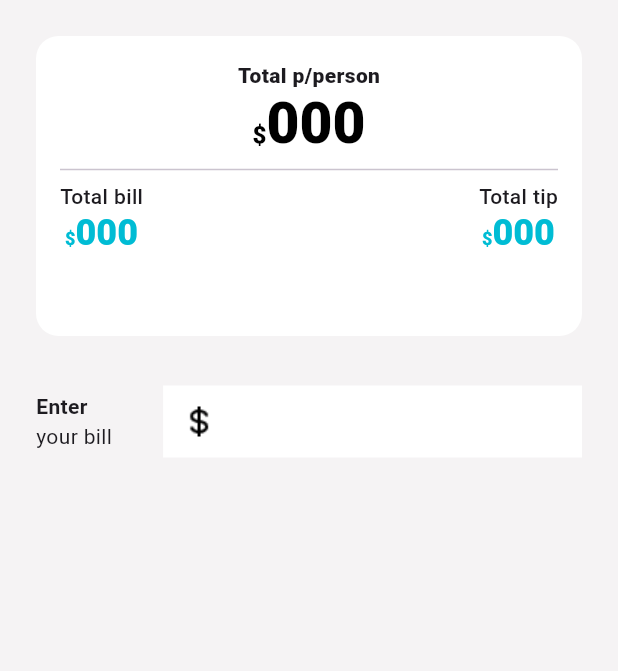
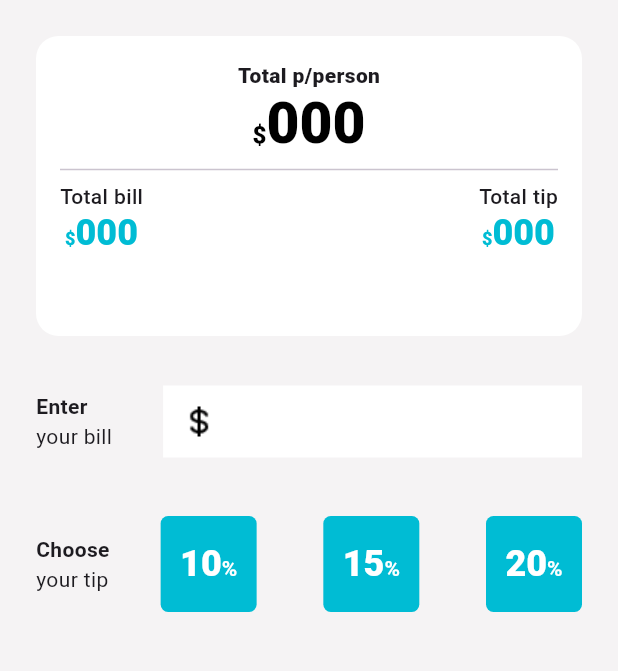
Before and after one commit to PutTheTrust/tip_calculator, a Flutter app: the screen it shows after launch, on a phone screen of 412 x 824 dp, the part 123-794 px from its top. Run offline on Flutter 3.47's test engine with Material 2 defaults, Android fonts, the phone set to English and light mode, and no system bars.

Commit message:
update: add base tip section

```diff
--- a/lib/constants/strings.dart
+++ b/lib/constants/strings.dart
@@ -15,4 +15,8 @@ class Strings {
 
   static String split = "Split";
   static String theTotal = "the total";
+
+  static String tenPercent = "10";
+  static String fifteenPercent = "15";
+  static String twentyPercent = "20";
 }
--- a/lib/screens/home_screen.dart
+++ b/lib/screens/home_screen.dart
@@ -2,6 +2,7 @@ import 'package:flutter/material.dart';
 import 'package:tip_calculator/constants/strings.dart';
 import 'package:tip_calculator/widgets/input_widget.dart';
 import 'package:tip_calculator/widgets/left_title_widget.dart';
+import 'package:tip_calculator/widgets/tip_widget.dart';
 import 'package:tip_calculator/widgets/title_widget.dart';
 import 'package:tip_calculator/widgets/total_widget.dart';
 
@@ -22,9 +23,9 @@ class Home extends StatelessWidget {
               // Amount container
               TotalWidget(),
               // Bill input
-              InputWidget()
+              InputWidget(),
               // Percentage input
-
+              TipWidget()
               // Split input
             ],
           ),
--- a/lib/themes/styles.dart
+++ b/lib/themes/styles.dart
@@ -13,4 +13,14 @@ class Styles {
       fontSize: 16, color: Colors.black, fontWeight: FontWeight.w900);
   static TextStyle mainAmount =
       const TextStyle(color: Colors.black, fontSize: 38);
+
+  static ButtonStyle button = ButtonStyle(
+    backgroundColor: MaterialStateProperty.all<Color>(Colors.cyan),
+    foregroundColor: MaterialStateProperty.all<Color>(Colors.white),
+    shape: MaterialStateProperty.all<RoundedRectangleBorder>(
+      RoundedRectangleBorder(
+        borderRadius: BorderRadius.circular(5.0),
+      ),
+    ),
+  );
 }
--- /dev/null
+++ b/lib/widgets/custom_button.dart
@@ -0,0 +1,31 @@
+import 'package:flutter/material.dart';
+import 'package:tip_calculator/themes/styles.dart';
+
+class CustomButton extends StatelessWidget {
+  final String text;
+  const CustomButton({super.key, required this.text});
+
+  @override
+  Widget build(BuildContext context) {
+    return SizedBox(
+      height: 64,
+      child: TextButton(
+        style: Styles.button,
+        onPressed: () {},
+        child: RichText(
+          text: TextSpan(
+            children: <TextSpan>[
+              TextSpan(
+                text: text,
+                style:
+                    const TextStyle(fontWeight: FontWeight.w900, fontSize: 24),
+              ),
+              const TextSpan(
+                  text: "%", style: TextStyle(fontWeight: FontWeight.bold))
+            ],
+          ),
+        ),
+      ),
+    );
+  }
+}
--- /dev/null
+++ b/lib/widgets/custom_space.dart
@@ -0,0 +1,12 @@
+import 'package:flutter/material.dart';
+
+class CustomSpacer extends StatelessWidget {
+  const CustomSpacer({super.key});
+
+  @override
+  Widget build(BuildContext context) {
+    return const SizedBox(
+      width: 34,
+    );
+  }
+}
--- a/lib/widgets/input_widget.dart
+++ b/lib/widgets/input_widget.dart
@@ -1,5 +1,6 @@
 import 'package:flutter/material.dart';
 import 'package:tip_calculator/constants/strings.dart';
+import 'package:tip_calculator/widgets/custom_space.dart';
 import 'package:tip_calculator/widgets/left_title_widget.dart';
 
 class InputWidget extends StatelessWidget {
@@ -16,9 +17,7 @@ class InputWidget extends StatelessWidget {
             topText: Strings.enter,
             bottomText: Strings.yourBill,
           ),
-          const SizedBox(
-            width: 34,
-          ),
+          const CustomSpacer(),
           Expanded(
             child: TextField(
               decoration: InputDecoration(
--- /dev/null
+++ b/lib/widgets/tip_widget.dart
@@ -0,0 +1,38 @@
+import 'package:flutter/material.dart';
+import 'package:tip_calculator/constants/strings.dart';
+import 'package:tip_calculator/widgets/custom_button.dart';
+import 'package:tip_calculator/widgets/custom_space.dart';
+import 'package:tip_calculator/widgets/left_title_widget.dart';
+
+class TipWidget extends StatelessWidget {
+  const TipWidget({super.key});
+
+  @override
+  Widget build(BuildContext context) {
+    return Padding(
+      padding: const EdgeInsets.only(top: 39),
+      child: Row(
+        children: [
+          LeftTitleWidget(topText: Strings.choose, bottomText: Strings.yourTip),
+          const CustomSpacer(),
+          Expanded(
+            child: Row(
+              mainAxisAlignment: MainAxisAlignment.spaceBetween,
+              children: [
+                CustomButton(
+                  text: Strings.tenPercent,
+                ),
+                CustomButton(
+                  text: Strings.fifteenPercent,
+                ),
+                CustomButton(
+                  text: Strings.twentyPercent,
+                ),
+              ],
+            ),
+          )
+        ],
+      ),
+    );
+  }
+}
```
